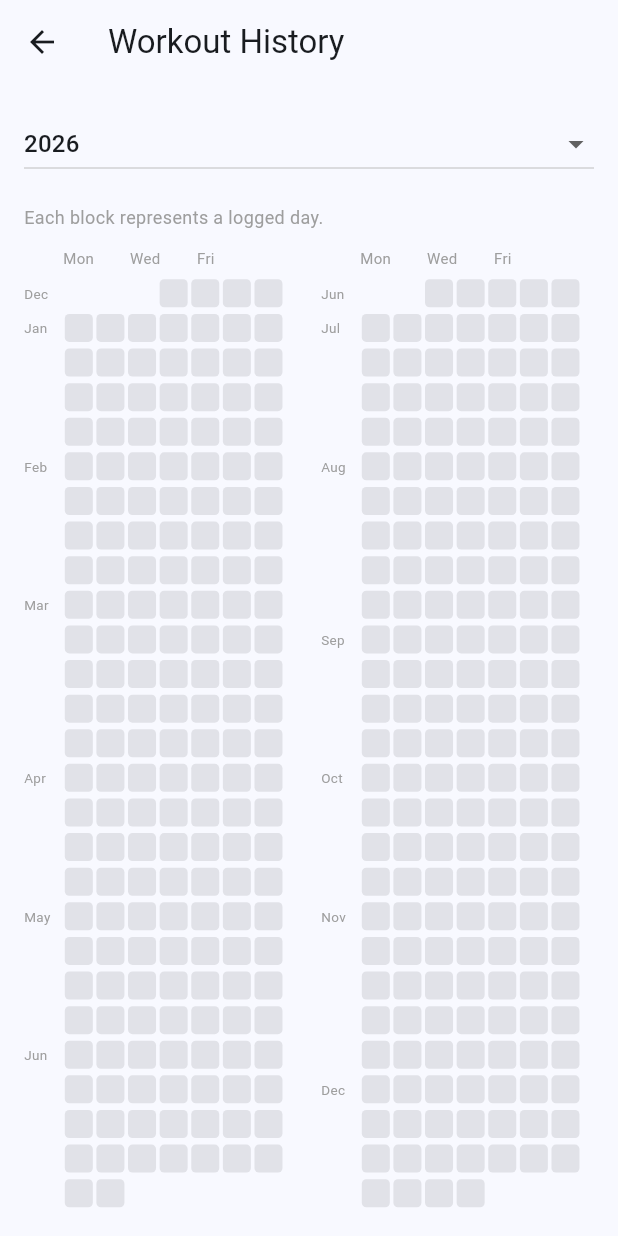
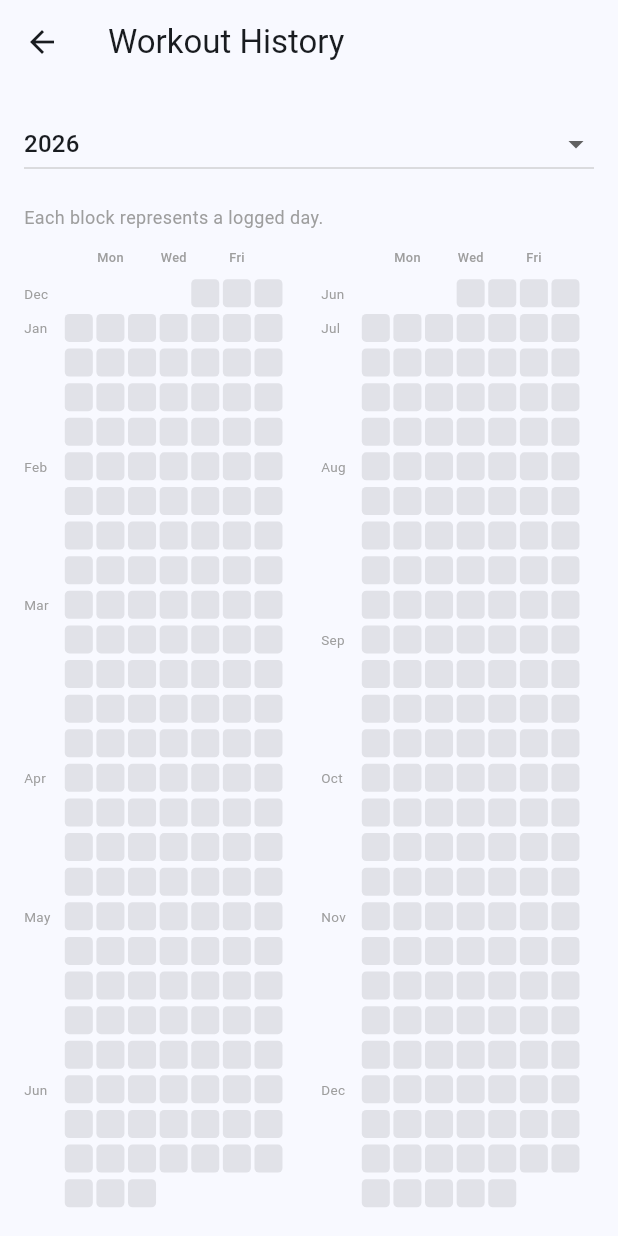
Before and after one commit to Maxim-Koz/gym-tracker3000, a Flutter app: the YearHistoryScreen screen opened by its route, on a phone screen of 412 x 824 dp. Run offline on Flutter 3.47's test engine with Material 3 defaults, Android fonts, the phone set to English and light mode, and no system bars; our stand-ins replace shared_preferences, sqflite, supabase_flutter; accounts and stored records are empty.

Commit message:
Fixed year history bug where weekdays where not in the correct space

```diff
--- a/lib/screens/home_screen.dart
+++ b/lib/screens/home_screen.dart
@@ -7,13 +7,24 @@ import 'package:gym_tracker/widgets/workout_calendar.dart';
 class HomeScreen extends StatefulWidget {
   const HomeScreen({super.key});
 
+  // Call this on logout so a different account signing in afterwards
+  // doesn't briefly show the previous user's cached username.
+  static void clearCachedUsername() {
+    _HomeScreenState._cachedUsername = null;
+  }
+
   @override
   State<HomeScreen> createState() => _HomeScreenState();
 }
 
 class _HomeScreenState extends State<HomeScreen> {
+  // Cached across HomeScreen instances (a new one is pushed each time the
+  // bottom nav bar returns here), so we don't flash the 'there' placeholder
+  // every time this screen is rebuilt while the real username loads.
+  static String? _cachedUsername;
+
   int _selectedIndex = 0;
-  String _username = 'there';
+  late String _username = _cachedUsername ?? 'there';
   Set<DateTime> _loggedDates = <DateTime>{};
 
   @override
@@ -39,12 +50,17 @@ class _HomeScreenState extends State<HomeScreen> {
     }
 
     if (username != null && username.isNotEmpty) {
+      _cachedUsername = username;
+      if (!mounted) return;
       setState(() {
         _username = username!;
       });
     } else if (user.email != null) {
+      final fallback = user.email!.split('@').first;
+      _cachedUsername = fallback;
+      if (!mounted) return;
       setState(() {
-        _username = user.email!.split('@').first;
+        _username = fallback;
       });
     }
   }
--- a/lib/screens/settings_screen.dart
+++ b/lib/screens/settings_screen.dart
@@ -2,6 +2,7 @@ import 'package:flutter/material.dart';
 import 'package:provider/provider.dart';
 import 'package:supabase_flutter/supabase_flutter.dart';
 import 'package:gym_tracker/providers/theme_provider.dart';
+import 'package:gym_tracker/screens/home_screen.dart';
 
 class SettingsScreen extends StatefulWidget {
   const SettingsScreen({super.key});
@@ -14,6 +15,7 @@ class _SettingsScreenState extends State<SettingsScreen> {
   Future<void> _handleLogout() async {
     try {
       await Supabase.instance.client.auth.signOut();
+      HomeScreen.clearCachedUsername();
       if (mounted) {
         Navigator.of(context).pushNamedAndRemoveUntil('/', (route) => false);
       }
--- a/lib/screens/year_history_screen.dart
+++ b/lib/screens/year_history_screen.dart
@@ -159,33 +159,46 @@ class _YearHistoryScreenState extends State<YearHistoryScreen> {
     return Column(
       crossAxisAlignment: CrossAxisAlignment.start,
       children: [
-        _buildWeekdayLabels(),
+        _buildWeekdayLabels(cellSize),
         const SizedBox(height: _gapAfterLabels),
         _buildContributionGrid(firstDay, lastDay, totalWeeks, cellSize),
       ],
     );
   }
 
-  Widget _buildWeekdayLabels() {
-    const weekdayLabels = ['Mon', 'Wed', 'Fri'];
+  Widget _buildWeekdayLabels(double cellSize) {
+    // Removed 'Sun', keeping Mon, Wed, and Fri matched to their Sunday-start indices
+    const weekdayLabels = {1: 'Mon', 3: 'Wed', 5: 'Fri'};
+    final safeCellSize = cellSize < 2 ? 2.0 : cellSize;
+    final margin = safeCellSize < 6 ? 0.5 : 1.2;
+
     return SizedBox(
       height: _weekdayLabelHeight,
       child: Row(
+        crossAxisAlignment: CrossAxisAlignment.center,
         children: [
           const SizedBox(width: _monthLabelWidth),
           ...List.generate(7, (dayIndex) {
-            final label = dayIndex == 0 || dayIndex == 2 || dayIndex == 4
-                ? weekdayLabels[(dayIndex / 2).floor()]
-                : '';
+            final label = weekdayLabels[dayIndex] ?? '';
 
-            return Expanded(
-              child: Align(
-                alignment: Alignment.centerLeft,
-                child: Text(
-                  label,
-                  style: const TextStyle(fontSize: 10, color: Colors.grey),
-                ),
-              ),
+            return Container(
+              width: safeCellSize,
+              padding: EdgeInsets.symmetric(horizontal: margin),
+              child: label.isNotEmpty
+                  ? Text(
+                      label,
+                      textAlign: TextAlign.center,
+                      maxLines: 1,
+                      softWrap: false,
+                      overflow: TextOverflow.visible,
+                      style: const TextStyle(
+                        fontSize: 8.5,
+                        color: Colors.grey,
+                        fontWeight: FontWeight.w500,
+                        height: 1.0,
+                      ),
+                    )
+                  : const SizedBox.shrink(), // Keeps an empty space for Sunday (index 0)
             );
           }),
         ],
@@ -195,7 +208,8 @@ class _YearHistoryScreenState extends State<YearHistoryScreen> {
 
   int _weeksInRange(DateTime firstDay, DateTime lastDay) {
     final daysInRange = lastDay.difference(firstDay).inDays + 1;
-    final startOffset = firstDay.weekday - 1;
+    // Sunday becomes 0 instead of Monday being 0
+    final startOffset = firstDay.weekday % 7;
     return ((startOffset + daysInRange) / 7).ceil();
   }
 
@@ -205,7 +219,7 @@ class _YearHistoryScreenState extends State<YearHistoryScreen> {
     int totalWeeks,
     double cellSize,
   ) {
-    final startOffset = firstDay.weekday - 1;
+    final startOffset = firstDay.weekday % 7;
     final safeCellSize = cellSize < 2 ? 2.0 : cellSize;
     final margin = safeCellSize < 6 ? 0.5 : 1.2;
 
@@ -311,4 +325,4 @@ class _YearHistoryScreenState extends State<YearHistoryScreen> {
     ];
     return months[month - 1];
   }
-}
+} // This closes _YearHistoryScreenState
```
